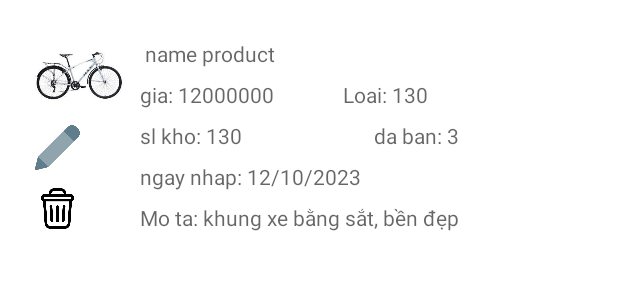
After one commit to mtrangcp/UngdungBanXedap, an Android app: the layout layout_item_product.xml on its own in the app's theme, with its tools: preview values and no code run, on a phone screen of 412 x 824 dp. The commit adds this screen. Shown: the top 300 px of the screen. Run offline under Robolectric (Android 15) with nearby library versions, the phone set to English and light mode, and no system bars.

Commit message:
CSDL + login

```diff
--- a/app/src/main/java/tranghtmph26263/fpoly/ungdungbanxedap/database/MyDbHelper.java
+++ b/app/src/main/java/tranghtmph26263/fpoly/ungdungbanxedap/database/MyDbHelper.java
@@ -17,13 +17,13 @@ public class MyDbHelper extends SQLiteOpenHelper {
     public void onCreate(SQLiteDatabase sqLiteDatabase) {
         String sql = "create table category( id integer not null primary key autoincrement, name text not null)";
         sqLiteDatabase.execSQL(sql);
-        sql = "insert into category(name) values('Xe đạp địa hình'), ('Xe đạp thể thao'), ('Xe đạp đường phố'), ('Xe đạp Nhật'), ('Xe đạp trẻ em'), " +
-                "('Xe đạp Trung Quốc'), ('Xe đạp cào cào')";
+        sql = "insert into category(name) values('Xe đạp địa hình'), ('Xe đạp đường phố'), ('Xe đạp Nhật')," +
+                "('Xe đạp trẻ em'), ('Xe đạp cào cào'), ('Xe đạp đua'), ('Xe đạp gấp'), ('Xe đạp không phanh')";
         sqLiteDatabase.execSQL(sql);
 
 
         sql = "create table product(id integer not null primary key autoincrement, name text not null unique, image blob ," +
-                " price real not null, describe text, stock integer, import_date text, sold integer, category_id integer not null )";
+                " price integer not null, describe text, stock integer, import_date text, sold integer, category_id integer not null )";
         sqLiteDatabase.execSQL(sql);
 
 
--- /dev/null
+++ b/app/src/main/res/layout/layout_item_product.xml
@@ -0,0 +1,118 @@
+<?xml version="1.0" encoding="utf-8"?>
+<androidx.cardview.widget.CardView xmlns:android="http://schemas.android.com/apk/res/android"
+    xmlns:tools="http://schemas.android.com/tools"
+    android:layout_width="match_parent"
+    android:layout_height="wrap_content"
+    xmlns:app="http://schemas.android.com/apk/res-auto"
+    app:cardCornerRadius="10dp"
+    android:layout_margin="5dp">
+
+    <LinearLayout
+        android:layout_margin="5dp"
+        android:orientation="horizontal"
+        android:padding="7dp"
+        android:layout_width="match_parent"
+        android:layout_height="wrap_content">
+
+        <LinearLayout
+            android:orientation="vertical"
+            android:layout_width="wrap_content"
+            android:layout_height="wrap_content">
+            <ImageView
+                android:id="@+id/id_img_qly_product"
+                android:layout_width="70dp"
+                android:layout_height="60dp"
+                android:src="@drawable/img_6" />
+            <ImageView
+                android:id="@+id/id_edit_product"
+                android:layout_width="30dp"
+                android:layout_height="30dp"
+                android:layout_margin="5dp"
+                android:src="@drawable/img_7" />
+            <ImageView
+                android:id="@+id/id_del_product"
+                android:layout_width="30dp"
+                android:layout_height="30dp"
+                android:layout_margin="5dp"
+                android:src="@drawable/img_8" />
+        </LinearLayout>
+
+
+        <LinearLayout
+            android:orientation="vertical"
+            android:layout_width="0dp"
+            android:layout_weight="1"
+            android:layout_marginLeft="5dp"
+            android:layout_height="wrap_content">
+
+            <TextView
+                android:id="@+id/id_name_qly_product"
+                android:layout_width="wrap_content"
+                android:layout_height="wrap_content"
+                android:layout_marginTop="8dp"
+                android:hint=" name product"
+                android:textColor="@color/black" />
+
+            <LinearLayout
+                android:orientation="horizontal"
+                android:weightSum="10"
+                android:layout_width="match_parent"
+                android:layout_height="wrap_content">
+                <TextView
+                    android:id="@+id/id_price_qly_product"
+                    android:layout_width="wrap_content"
+                    android:layout_height="wrap_content"
+                    android:layout_weight="3"
+                    android:layout_marginTop="8dp"
+                    android:textColor="@color/black"
+                    android:hint="gia: 12000000"/>
+                <TextView
+                    android:id="@+id/id_category_qly_product"
+                    android:layout_width="wrap_content"
+                    android:layout_height="wrap_content"
+                    android:layout_marginTop="8dp"
+                    android:layout_weight="7"
+                    android:textColor="@color/black"
+                    android:hint="Loai: 130"/>
+            </LinearLayout>
+            <LinearLayout
+                android:orientation="horizontal"
+                android:weightSum="10"
+                android:layout_width="match_parent"
+                android:layout_height="wrap_content">
+                <TextView
+                    android:id="@+id/id_stock_qly_product"
+                    android:layout_width="wrap_content"
+                    android:layout_height="wrap_content"
+                    android:layout_weight="5"
+                    android:layout_marginTop="8dp"
+                    android:textColor="@color/black"
+                    android:hint="sl kho: 130"/>
+                <TextView
+                    android:id="@+id/id_sold_qly_product"
+                    android:layout_width="wrap_content"
+                    android:layout_height="wrap_content"
+                    android:layout_marginTop="8dp"
+                    android:layout_weight="5"
+                    android:textColor="@color/black"
+                    android:hint="da ban: 3"/>
+            </LinearLayout>
+            <TextView
+                android:id="@+id/id_import_product"
+                android:layout_width="wrap_content"
+                android:layout_height="wrap_content"
+                android:layout_marginTop="8dp"
+                android:textColor="@color/black"
+                android:hint="ngay nhap: 12/10/2023"/>
+            <TextView
+                android:id="@+id/id_price_product_ngang"
+                android:layout_width="wrap_content"
+                android:layout_height="wrap_content"
+                android:layout_marginTop="8dp"
+                android:textColor="@color/black"
+                android:hint="Mo ta: khung xe bằng sắt, bền đẹp"/>
+        </LinearLayout>
+
+
+    </LinearLayout>
+</androidx.cardview.widget.CardView>
```
Also changed, not shown: app/src/main/java/tranghtmph26263/fpoly/ungdungbanxedap/entity/Product.java (added, +97 -0 lines), app/src/main/res/layout/activity_product.xml (+32 -2 lines), app/src/main/res/drawable/img_6.png (added), app/src/main/res/drawable/img_7.png (added), app/src/main/res/drawable/img_8.png (added).
